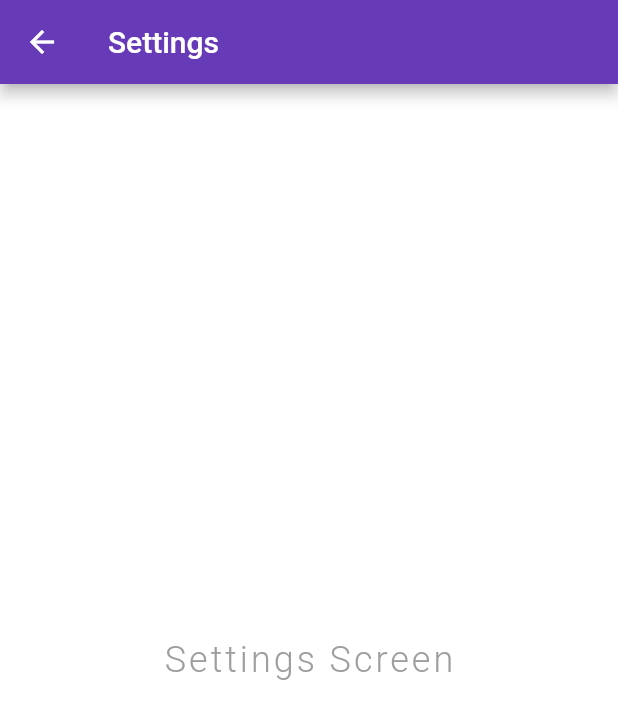
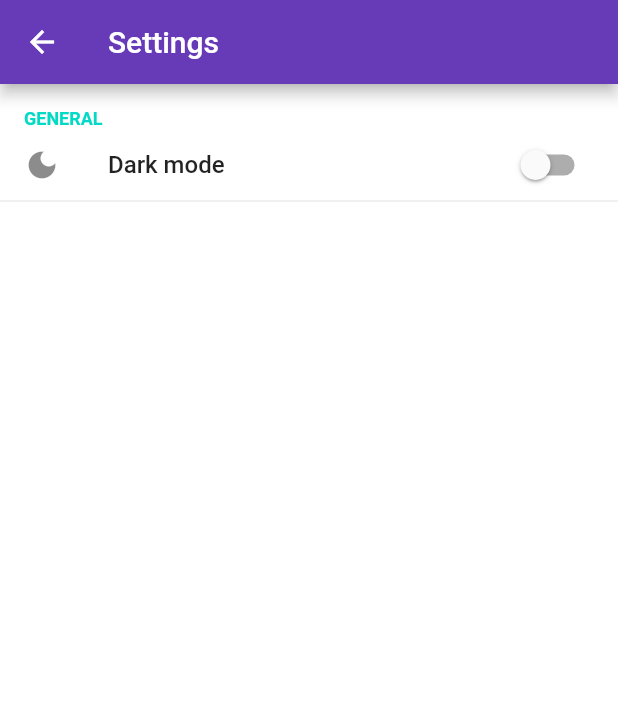
Before and after one commit to Josde/Habitr, a Flutter app: the SettingsScreen screen opened directly, on a phone screen of 412 x 824 dp. Shown: the top 719 px of the screen. Run offline on Flutter 3.47's test engine with Material 2 defaults, Android fonts, the phone set to English and light mode, and no system bars; drawn by our look-alikes of flutter_settings_screens; our stand-ins replace bloc, country_picker, equatable, flutter_bloc, flutter_native_splash, flutter_svg and 2 more; missing offline and left inert: jdenticon_dart; accounts and stored records are empty.

Commit message:
Started work on the settings screen Fixed ugly hive errors

```diff
--- a/lib/screens/misc/feed_screen.dart
+++ b/lib/screens/misc/feed_screen.dart
@@ -10,6 +10,6 @@ class FeedScreen extends StatefulWidget {
 class _FeedScreenState extends State<FeedScreen> {
   @override
   Widget build(BuildContext context) {
-    return Expanded(child: Container(child: Text('Feed')));
+    return Container(child: Text('Feed'));
   }
 }
--- a/lib/screens/misc/game_screen.dart
+++ b/lib/screens/misc/game_screen.dart
@@ -5,6 +5,6 @@ class GameScreen extends StatelessWidget {
 
   @override
   Widget build(BuildContext context) {
-    return Expanded(child: Container(child: Text('Game screen (WIP)')));
+    return Container(child: Text('Game screen (WIP)'));
   }
 }
--- a/lib/screens/misc/settings_screen.dart
+++ b/lib/screens/misc/settings_screen.dart
@@ -1,5 +1,7 @@
 import 'package:flutter/material.dart';
-
+import 'package:flutter_bloc/flutter_bloc.dart';
+import 'package:flutter_settings_screens/flutter_settings_screens.dart';
+import 'package:habitr_tfg/blocs/theme/theme_cubit.dart';
 class SettingsScreen extends StatelessWidget {
 
   @override
@@ -15,17 +17,25 @@ class SettingsScreen extends StatelessWidget {
         backgroundColor: Colors.deepPurple,
 
       ),
-      body: Center(
-        child: Text(
-            "Settings Screen",
-            style: TextStyle(
-              fontSize: 24.0,
-              fontWeight: FontWeight.w300,
-              letterSpacing: 2.0,
-              color: Colors.grey,
-            )
+      body: SafeArea(
+        child: ListView(
+          children: [
+            SettingsGroup(title: 'General', children: [
+              buildDarkMode(context)
+            ]
+            ),
+
+          ],
         ),
-      ),
+      )
     );
   }
+
+  Widget buildDarkMode(BuildContext context) {
+    bool value = BlocProvider.of<ThemeCubit>(context).state is ThemeDark? true : false;
+    return SwitchSettingsTile(title: 'Dark mode',
+                              settingKey: 'dark-mode',
+                              defaultValue: value,
+                              leading: Icon(Icons.dark_mode));
+  }
 }
--- a/pubspec.yaml
+++ b/pubspec.yaml
@@ -44,6 +44,7 @@ dependencies:
   flutter_native_splash: ^2.1.1
   hive: ^2.1.0
   hive_flutter: ^1.1.0
+  flutter_settings_screens: ^0.3.2-null-safety
 
 
 dev_dependencies:
```
Also changed, not shown: lib/main.dart (+7 -2 lines), lib/screens/users/profile_screen.dart (+10 -0 lines).
